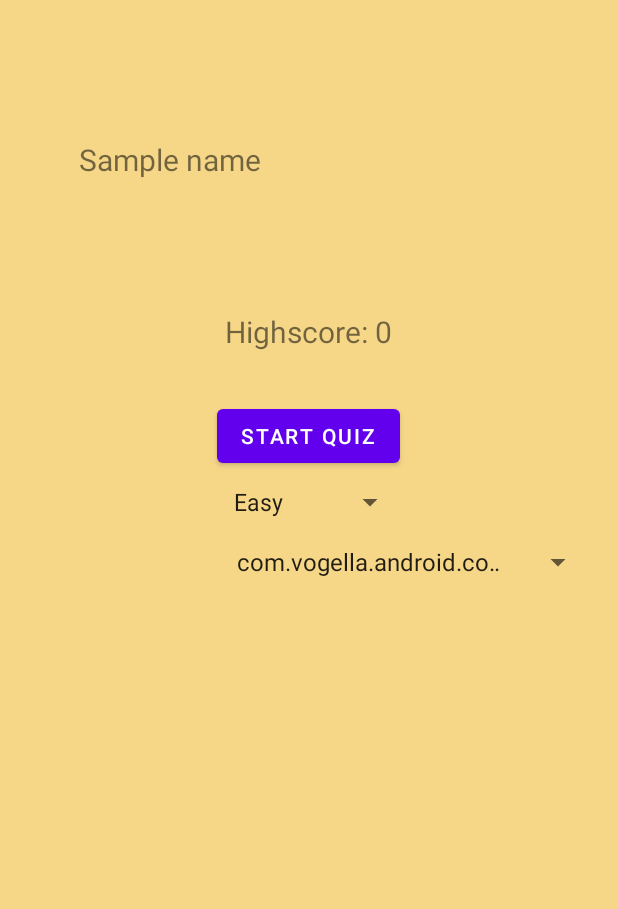
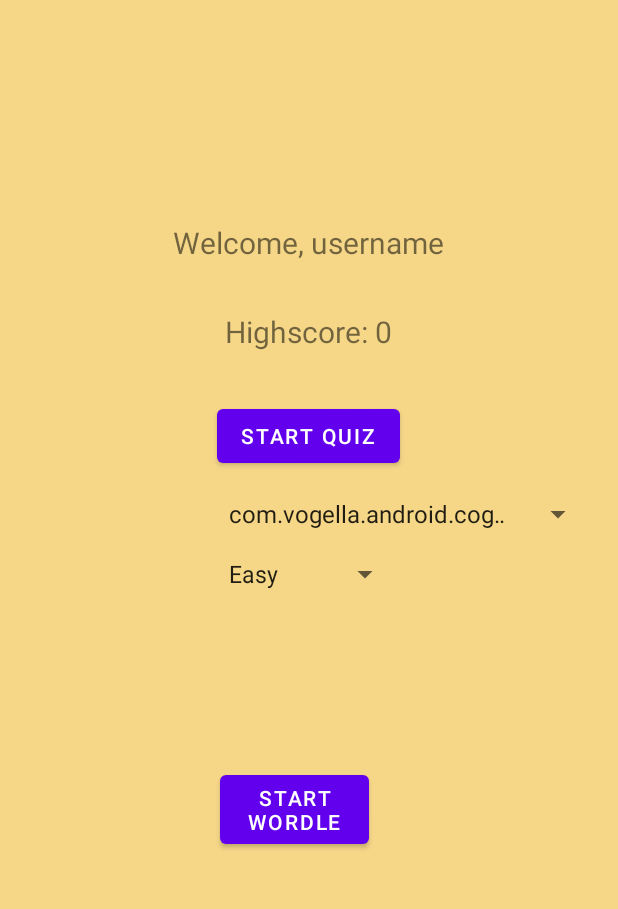
Before and after one commit to SamCull/CognitiveApp, an Android app: the screen it shows after launch (StartingScreenActivity), on a phone screen of 412 x 824 dp, the part 224-1133 px from its top. Run offline under Robolectric (Android 15) with nearby library versions, the phone set to English and light mode, and no system bars.

Commit message:
Added wordle game

```diff
--- a/app/src/main/java/com/vogella/android/cognitiveapp/StartingScreenActivity.java
+++ b/app/src/main/java/com/vogella/android/cognitiveapp/StartingScreenActivity.java
@@ -30,14 +30,24 @@ public class StartingScreenActivity extends AppCompatActivity {
 
     private int highscore;
 
+    Button button_start_wordle;
+
     @Override
     protected void onCreate(Bundle savedInstanceState) {
         super.onCreate(savedInstanceState);
         setContentView(R.layout.activity_starting_screen);
 
+        button_start_wordle = findViewById(R.id.button_start_wordle);
         textViewHighscore = findViewById(R.id.text_view_highscore);
         spinnerCategory = findViewById(R.id.spinner_category);
         spinnerDifficulty = findViewById(R.id.spinner_difficulty);
+
+        button_start_wordle.setOnClickListener(new View.OnClickListener() {
+            @Override
+            public void onClick(View v) {
+                goLink("https://www.nytimes.com/games/wordle/index.html");
+            }
+        });
 
         loadCategories();
         loadDifficultyLevels();
@@ -50,6 +60,11 @@ public class StartingScreenActivity extends AppCompatActivity {
                 startQuiz();
             }
         });
+    }
+
+    private void goLink(String s) {
+        Uri uri = Uri.parse(s);
+        startActivity(new Intent(Intent.ACTION_VIEW, uri));
     }
 
     private void startQuiz() {
--- a/app/src/main/res/layout/activity_starting_screen.xml
+++ b/app/src/main/res/layout/activity_starting_screen.xml
@@ -10,6 +10,7 @@
     tools:context=".StartingScreenActivity">
 
         <!-- Title -->
+
     <TextView
         android:layout_width="wrap_content"
         android:layout_height="wrap_content"
@@ -27,20 +28,19 @@
         android:layout_above="@id/button_start_quiz"
         android:layout_centerHorizontal="true"
         android:layout_marginBottom="32dp"
-        android:text="Highscore: 0"
+        android:text="Quiz Highscore: 0"
         android:textSize="20sp" />
-
 
     <TextView
         android:id="@+id/text_view_profileName"
         android:layout_width="wrap_content"
         android:layout_height="wrap_content"
         android:layout_above="@id/text_view_highscore"
-        android:layout_alignParentEnd="true"
-        android:layout_marginEnd="222dp"
-        android:layout_marginBottom="87dp"
-        android:text="Sample name"
+        android:layout_centerHorizontal="true"
+        android:layout_marginBottom="32dp"
+        android:text="Welcome, username"
         android:textSize="20sp" />
+
 
     <Button
         android:id="@+id/button_start_quiz"
@@ -53,18 +53,26 @@
         android:id="@+id/spinner_category"
         android:layout_width="wrap_content"
         android:layout_height="wrap_content"
+        android:layout_alignStart="@+id/button_start_quiz"
         android:layout_below="@+id/button_start_quiz"
-        android:layout_alignStart="@+id/button_start_quiz"
-        android:layout_marginStart="5dp"
-        android:layout_marginTop="48dp" />
+        android:layout_marginTop="16dp" />
 
     <Spinner
         android:id="@+id/spinner_difficulty"
         android:layout_width="wrap_content"
         android:layout_height="wrap_content"
+        android:layout_alignStart="@+id/button_start_quiz"
         android:layout_below="@+id/spinner_category"
-        android:layout_alignStart="@+id/button_start_quiz"
-        android:layout_marginStart="3dp"
-        android:layout_marginTop="-64dp" />
+        android:layout_marginTop="16dp" />
+
+    <Button
+        android:id="@+id/button_start_wordle"
+        android:layout_width="99dp"
+        android:layout_height="58dp"
+        android:layout_alignParentEnd="true"
+        android:layout_alignParentBottom="true"
+        android:layout_marginEnd="150dp"
+        android:layout_marginBottom="90dp"
+        android:text="Start Wordle" />
 
 </RelativeLayout>
```
